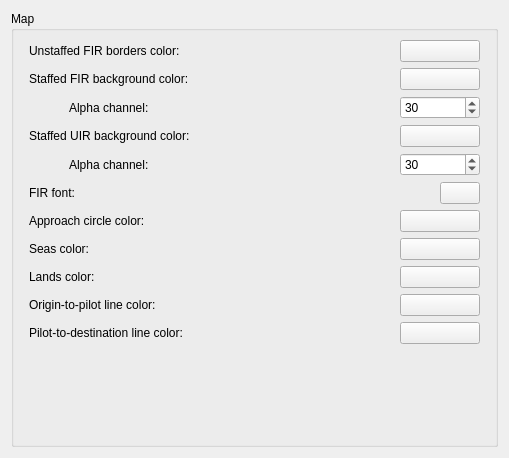
Above: source/ui/pages/mappage.ui from Vatsinator/vatsinator-legacy before the change. Below: the same form after it.
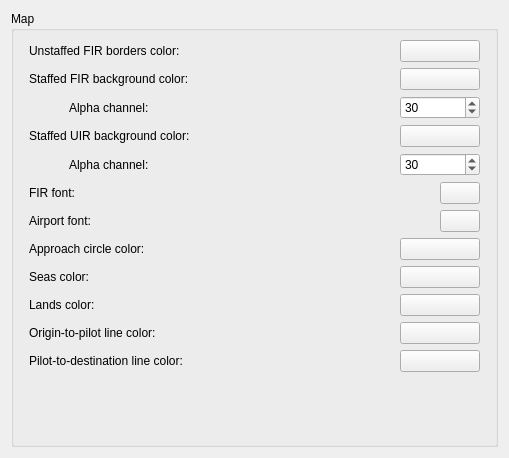
That is the form after the change. Custom widgets are drawn as their Qt base class.

Commit message: Displaying airports

```diff
--- a/source/ui/pages/mappage.ui
+++ b/source/ui/pages/mappage.ui
@@ -256,6 +256,24 @@
           </item>
          </layout>
         </item>
+        <item>
+         <layout class="QHBoxLayout" name="horizontalLayout_3" stretch="2,0">
+          <item>
+           <widget class="QLabel" name="label">
+            <property name="text">
+             <string>Airport font:</string>
+            </property>
+           </widget>
+          </item>
+          <item>
+           <widget class="QPushButton" name="AirportFontSelectionButton">
+            <property name="text">
+             <string notr="true"/>
+            </property>
+           </widget>
+          </item>
+         </layout>
+        </item>
         <item>
          <layout class="QHBoxLayout" name="horizontalLayout_9">
           <item>
```
The commit also changes 12 other files.
